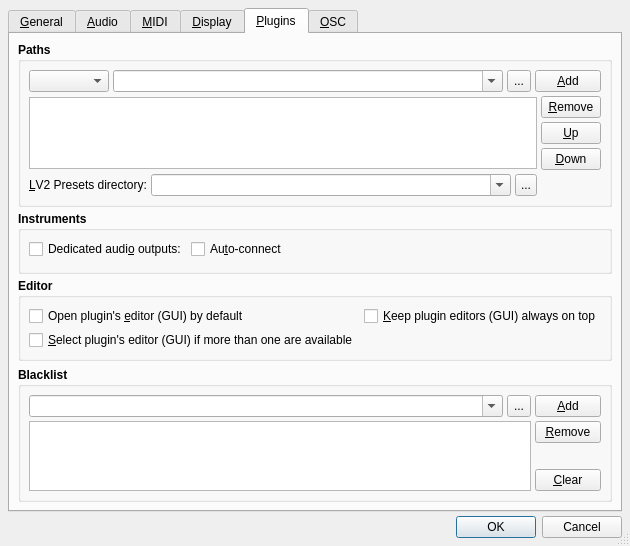
The window that src/qtractorOptionsForm.ui (rncbc/qtractor) describes before a commit, drawn with Qt 5.
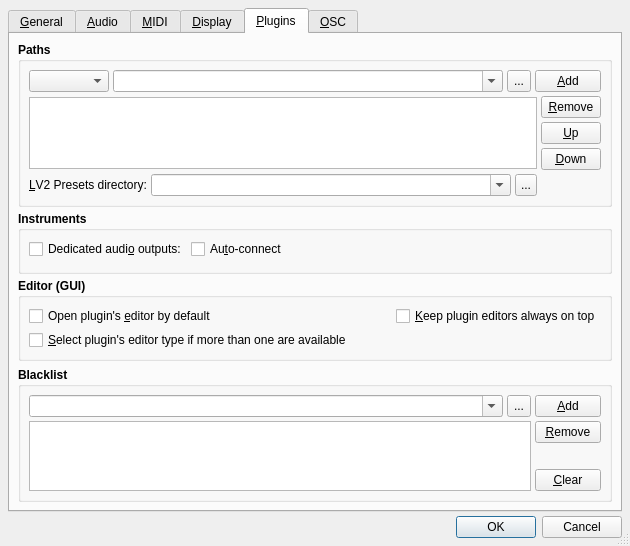
The same window after the commit. The open tabs and pages were chosen to show the change. Icons and pictures are not drawn. Custom widgets are drawn as their Qt base class.

Commit message: - Reset the previously selected/saved LV2 Plug-in UI type when   View/Options.../Plugins/Editor/Select plugin editor (GUI) if   more than one are available option is turned off. (bis)

What changed in the file:
```diff
--- a/src/qtractorOptionsForm.ui
+++ b/src/qtractorOptionsForm.ui
@@ -4364,7 +4364,7 @@
           </font>
          </property>
          <property name="title">
-          <string>Editor</string>
+          <string>Editor (GUI)</string>
          </property>
          <property name="flat">
           <bool>true</bool>
@@ -4376,7 +4376,7 @@
           <property name="spacing">
            <number>4</number>
           </property>
-          <item row="0" column="0" colspan="1">
+          <item row="0" column="0">
            <widget class="QCheckBox" name="OpenPluginEditorCheckBox">
             <property name="font">
              <font>
@@ -4388,7 +4388,7 @@
              <string>Whether to open plugin's editor (GUI) by default</string>
             </property>
             <property name="text">
-             <string>Open plugin's &amp;editor (GUI) by default</string>
+             <string>Open plugin's &amp;editor by default</string>
             </property>
            </widget>
           </item>
@@ -4399,7 +4399,7 @@
             </property>
             <property name="sizeHint">
              <size>
-              <width>20</width>
+              <width>8</width>
               <height>20</height>
              </size>
             </property>
@@ -4417,7 +4417,7 @@
              <string>Whether to keep all plugin editors (GUI) always on top</string>
             </property>
             <property name="text">
-             <string>&amp;Keep plugin editors (GUI) always on top</string>
+             <string>&amp;Keep plugin editors always on top</string>
             </property>
            </widget>
           </item>
@@ -4433,7 +4433,7 @@
              <string>Whether to select plugin's editor (GUI) if more than one are available</string>
             </property>
             <property name="text">
-             <string>&amp;Select plugin's editor (GUI) if more than one are available</string>
+             <string>&amp;Select plugin's editor type if more than one are available</string>
             </property>
            </widget>
           </item>
```
Left out of the diff: 2 changed lines with no effect on the pictures. The commit also changes 12 other files.
